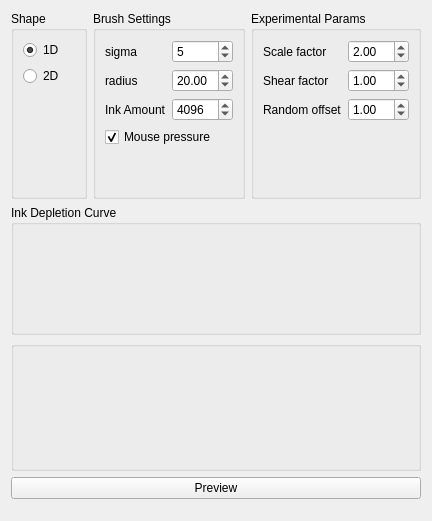
Qt form krita/plugins/paintops/sumie/wdgsumieoptions.ui (KDE/krita) before a commit.
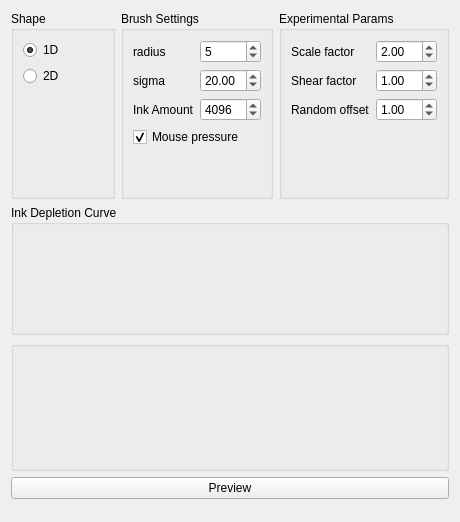
The same form after that commit. Custom widgets are drawn as their Qt base class.

Commit message: Radius and sigma was messed. Now it is right.

```diff
--- a/krita/plugins/paintops/sumie/wdgsumieoptions.ui
+++ b/krita/plugins/paintops/sumie/wdgsumieoptions.ui
@@ -5,8 +5,8 @@
    <rect>
     <x>0</x>
     <y>0</y>
-    <width>432</width>
-    <height>521</height>
+    <width>460</width>
+    <height>522</height>
    </rect>
   </property>
   <property name="minimumSize" >
@@ -75,13 +75,6 @@
         <string>Brush Settings</string>
        </property>
        <layout class="QGridLayout" name="gridLayout_4" >
-        <item row="0" column="0" >
-         <widget class="QLabel" name="sigmaLabel" >
-          <property name="text" >
-           <string>sigma</string>
-          </property>
-         </widget>
-        </item>
         <item row="0" column="1" >
          <widget class="QSpinBox" name="radiusSpinBox" >
           <property name="value" >
@@ -89,28 +82,21 @@
           </property>
          </widget>
         </item>
-        <item row="1" column="0" >
-         <widget class="QLabel" name="radiusLabel" >
-          <property name="text" >
-           <string>radius</string>
-          </property>
-         </widget>
-        </item>
-        <item row="1" column="1" >
+        <item row="2" column="1" >
          <widget class="QDoubleSpinBox" name="sigmaSpinBox" >
           <property name="value" >
            <double>20.000000000000000</double>
           </property>
          </widget>
         </item>
-        <item row="2" column="0" >
+        <item row="3" column="0" >
          <widget class="QLabel" name="inkLabel" >
           <property name="text" >
            <string>Ink Amount</string>
           </property>
          </widget>
         </item>
-        <item row="2" column="1" >
+        <item row="3" column="1" >
          <widget class="QSpinBox" name="inkAmountSpinBox" >
           <property name="maximum" >
            <number>10000</number>
@@ -120,7 +106,7 @@
           </property>
          </widget>
         </item>
-        <item row="3" column="0" colspan="2" >
+        <item row="4" column="0" colspan="2" >
          <widget class="QCheckBox" name="mousePressureCBox" >
           <property name="text" >
            <string>Mouse pressure</string>
@@ -130,7 +116,7 @@
           </property>
          </widget>
         </item>
-        <item row="4" column="0" >
+        <item row="5" column="0" >
          <spacer name="verticalSpacer_4" >
           <property name="orientation" >
            <enum>Qt::Vertical</enum>
@@ -143,6 +129,20 @@
           </property>
          </spacer>
         </item>
+        <item row="0" column="0" >
+         <widget class="QLabel" name="radiusLabel" >
+          <property name="text" >
+           <string>radius</string>
+          </property>
+         </widget>
+        </item>
+        <item row="2" column="0" >
+         <widget class="QLabel" name="sigmaLabel" >
+          <property name="text" >
+           <string>sigma</string>
+          </property>
+         </widget>
+        </item>
        </layout>
       </widget>
      </item>
```
Left out of the diff: 44 changed lines with no effect on the pictures.
